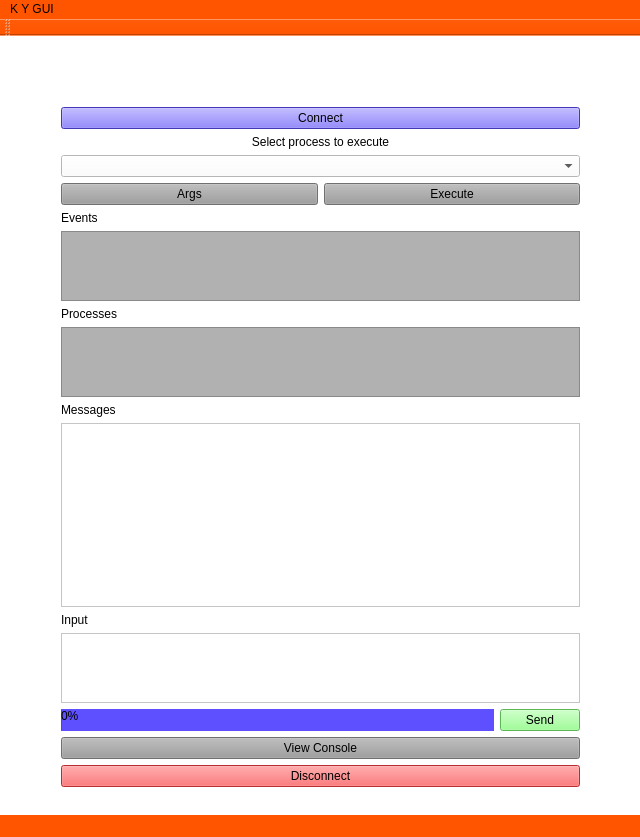
Qt form mainwindow.ui (StronglogicSolutions/ky_gui) before a commit.
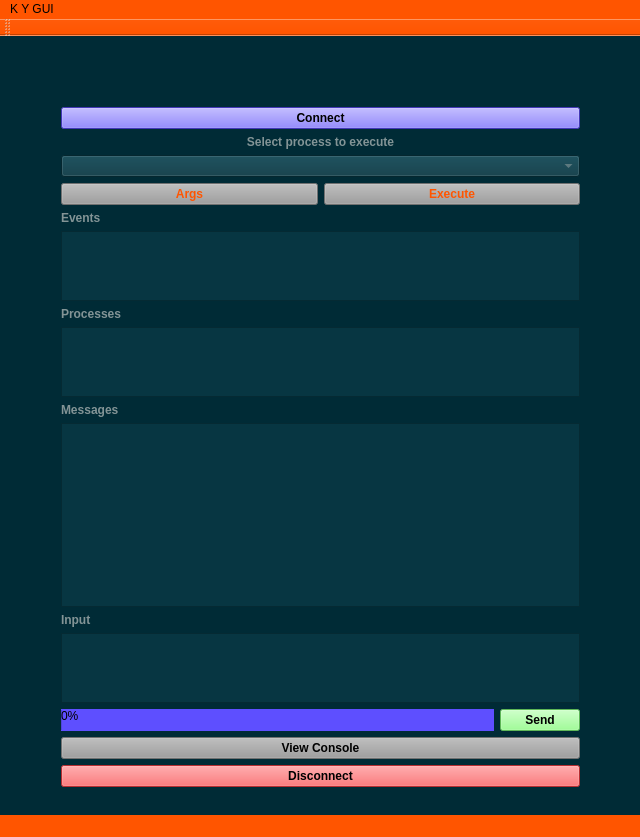
The same form after that commit. Icons and pictures are not drawn.

```diff
--- a/mainwindow.ui
+++ b/mainwindow.ui
@@ -25,7 +25,7 @@
   <widget class="QWidget" name="centralWidget">
    <property name="styleSheet">
     <string notr="true">border-color: rgb(0, 0, 0);
-background-color: rgb(255, 255, 255);</string>
+background-color: rgb(0, 43, 54);</string>
    </property>
    <widget class="QLabel" name="label">
     <property name="geometry">
@@ -72,7 +72,7 @@
             <string notr="true">font: 87 11pt &quot;Noto Sans&quot;;
 color: rgb(0, 0, 0);
 background-color: rgb(94, 79, 255);
-</string>
+font-weight: 700;</string>
            </property>
            <property name="text">
             <string>Connect</string>
@@ -87,7 +87,8 @@
           <widget class="QLabel" name="selectProcessTitle">
            <property name="styleSheet">
             <string notr="true">font: 75 11pt &quot;Noto Sans&quot;;
-color: rgb(0, 0, 0);</string>
+color: rgb(131, 148, 150);
+font-weight: 700;</string>
            </property>
            <property name="text">
             <string>Select process to execute</string>
@@ -109,8 +110,11 @@
          <item>
           <widget class="QComboBox" name="appList">
            <property name="styleSheet">
-            <string notr="true">font: 75 11pt &quot;Noto Sans&quot;;
-color: rgb(0, 0, 0);</string>
+            <string notr="true">font: 87 11pt &quot;Noto Sans&quot;;
+background-color: rgb(7, 54, 66);
+color: rgb(131, 148, 150);
+font-weight: 700;
+</string>
            </property>
           </widget>
          </item>
@@ -130,7 +134,8 @@
              <property name="styleSheet">
               <string notr="true">background-color: rgb(157, 157, 157);
 font: 87 11pt &quot;Noto Sans&quot;;
-color: rgb(0, 0, 0);</string>
+color: rgb(255, 85, 0);
+font-weight: 700;</string>
              </property>
              <property name="text">
               <string>Args</string>
@@ -148,7 +153,8 @@
              <property name="styleSheet">
               <string notr="true">background-color: rgb(157, 157, 157);
 font: 87 11pt &quot;Noto Sans&quot;;
-color: rgb(0, 0, 0);</string>
+color: rgb(255, 85, 0);
+font-weight: 700;</string>
              </property>
              <property name="text">
               <string>Execute</string>
@@ -161,7 +167,8 @@
           <widget class="QLabel" name="eventListTitle">
            <property name="styleSheet">
             <string notr="true">font: 75 11pt &quot;Noto Sans&quot;;
-color: rgb(0, 0, 0);</string>
+color: rgb(131, 148, 150);
+font-weight: 700;</string>
            </property>
            <property name="text">
             <string>Events</string>
@@ -171,9 +178,11 @@
          <item>
           <widget class="QListWidget" name="eventList">
            <property name="styleSheet">
-            <string notr="true">background-color: rgb(177, 177, 177);
-color: rgb(5, 5, 5);
-font: 87 10pt &quot;Noto Sans&quot;;</string>
+            <string notr="true">font: 87 11pt &quot;Noto Sans&quot;;
+background-color: rgb(7, 54, 66);
+color: rgb(131, 148, 150);
+font-weight: 700;
+</string>
            </property>
            <property name="alternatingRowColors">
             <bool>false</bool>
@@ -187,7 +196,8 @@
           <widget class="QLabel" name="processListTitle">
            <property name="styleSheet">
             <string notr="true">font: 75 11pt &quot;Noto Sans&quot;;
-color: rgb(0, 0, 0);</string>
+color: rgb(131, 148, 150);
+font-weight: 700;</string>
            </property>
            <property name="text">
             <string>Processes</string>
@@ -200,9 +210,11 @@
          <item>
           <widget class="QListWidget" name="processList">
            <property name="styleSheet">
-            <string notr="true">background-color: rgb(177, 177, 177);
-color: rgb(5, 5, 5);
-font: 87 10pt &quot;Noto Sans&quot;;</string>
+            <string notr="true">font: 87 11pt &quot;Noto Sans&quot;;
+background-color: rgb(7, 54, 66);
+color: rgb(131, 148, 150);
+font-weight: 700;
+</string>
            </property>
           </widget>
          </item>
@@ -217,7 +229,8 @@
       <widget class="QLabel" name="messagesTitle">
        <property name="styleSheet">
         <string notr="true">font: 75 11pt &quot;Noto Sans&quot;;
-color: rgb(0, 0, 0);</string>
+color: rgb(131, 148, 150);
+font-weight: 700;</string>
        </property>
        <property name="text">
         <string>Messages</string>
@@ -236,9 +249,11 @@
         <bool>false</bool>
        </property>
        <property name="styleSheet">
-        <string notr="true">background-color: rgb(255, 255, 255);
-color: rgb(5, 5, 5);
-font: 87 10pt &quot;Noto Sans&quot;;</string>
+        <string notr="true">font: 87 11pt &quot;Noto Sans&quot;;
+background-color: rgb(7, 54, 66);
+color: rgb(131, 148, 150);
+font-weight: 700;
+</string>
        </property>
        <property name="lineWrapMode">
         <enum>QTextEdit::WidgetWidth</enum>
@@ -264,7 +279,8 @@
          <property name="styleSheet">
           <string notr="true">background-color: rgb(157, 157, 157);
 font: 87 11pt &quot;Noto Sans&quot;;
-color: rgb(0, 0, 0);</string>
+color: rgb(0, 0, 0);
+font-weight: 700;</string>
          </property>
          <property name="text">
           <string>View Console</string>
@@ -300,7 +316,8 @@
            <property name="styleSheet">
             <string notr="true">background-color: rgb(130, 255, 121);
 font: 87 11pt &quot;Noto Sans&quot;;
-color: rgb(0, 0, 0);</string>
+color: rgb(0, 0, 0);
+font-weight: 700;</string>
            </property>
            <property name="text">
             <string>Send</string>
@@ -334,9 +351,11 @@
           </sizepolicy>
          </property>
          <property name="styleSheet">
-          <string notr="true">background-color: rgb(255, 255, 255);
-color: rgb(5, 5, 5);
-font: 87 10pt &quot;Noto Sans&quot;;</string>
+          <string notr="true">font: 87 11pt &quot;Noto Sans&quot;;
+background-color: rgb(7, 54, 66);
+color: rgb(131, 148, 150);
+font-weight: 700;
+</string>
          </property>
         </widget>
        </item>
@@ -344,7 +363,8 @@
         <widget class="QLabel" name="inputTitle">
          <property name="styleSheet">
           <string notr="true">font: 75 11pt &quot;Noto Sans&quot;;
-color: rgb(0, 0, 0);</string>
+color: rgb(131, 148, 150);
+font-weight: 700;</string>
          </property>
          <property name="text">
           <string>Input</string>
@@ -364,7 +384,8 @@
        <property name="styleSheet">
         <string notr="true">font: 87 11pt &quot;Noto Sans&quot;;
 color: rgb(0, 0, 0);
-background-color: rgb(255, 65, 68);</string>
+background-color: rgb(255, 65, 68);
+font-weight: 700;</string>
        </property>
        <property name="text">
         <string>Disconnect</string>
```
